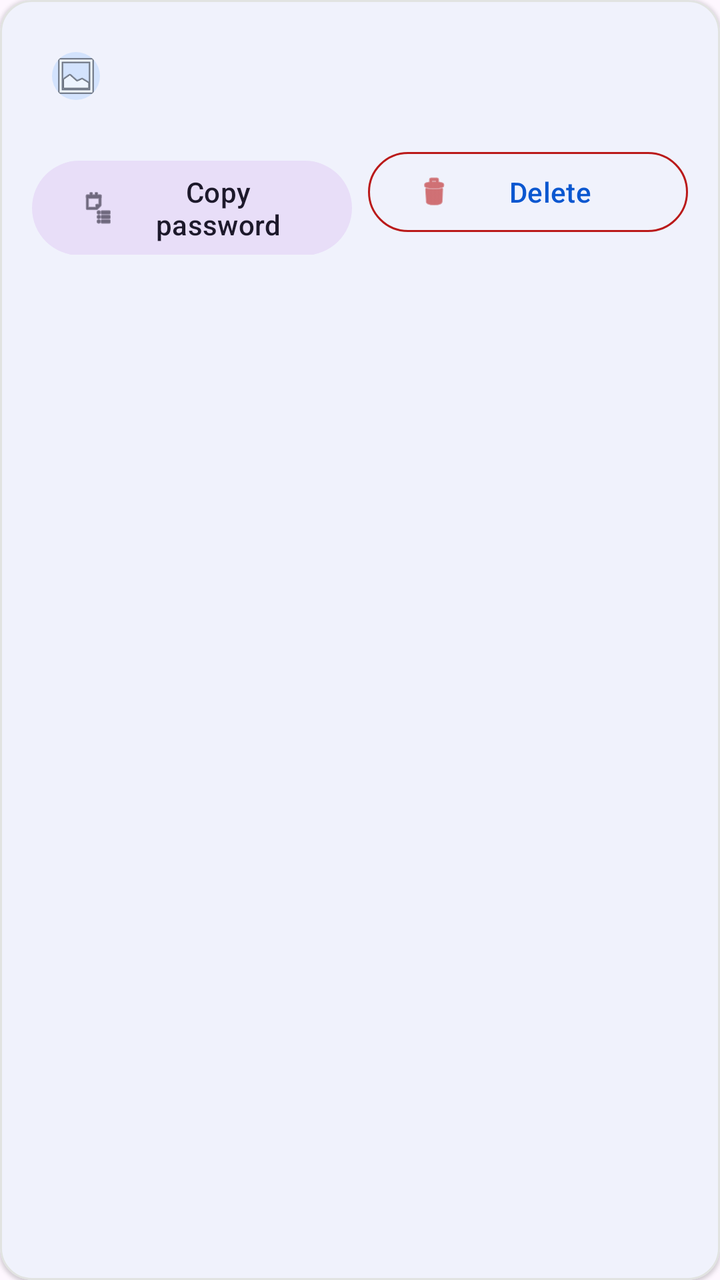
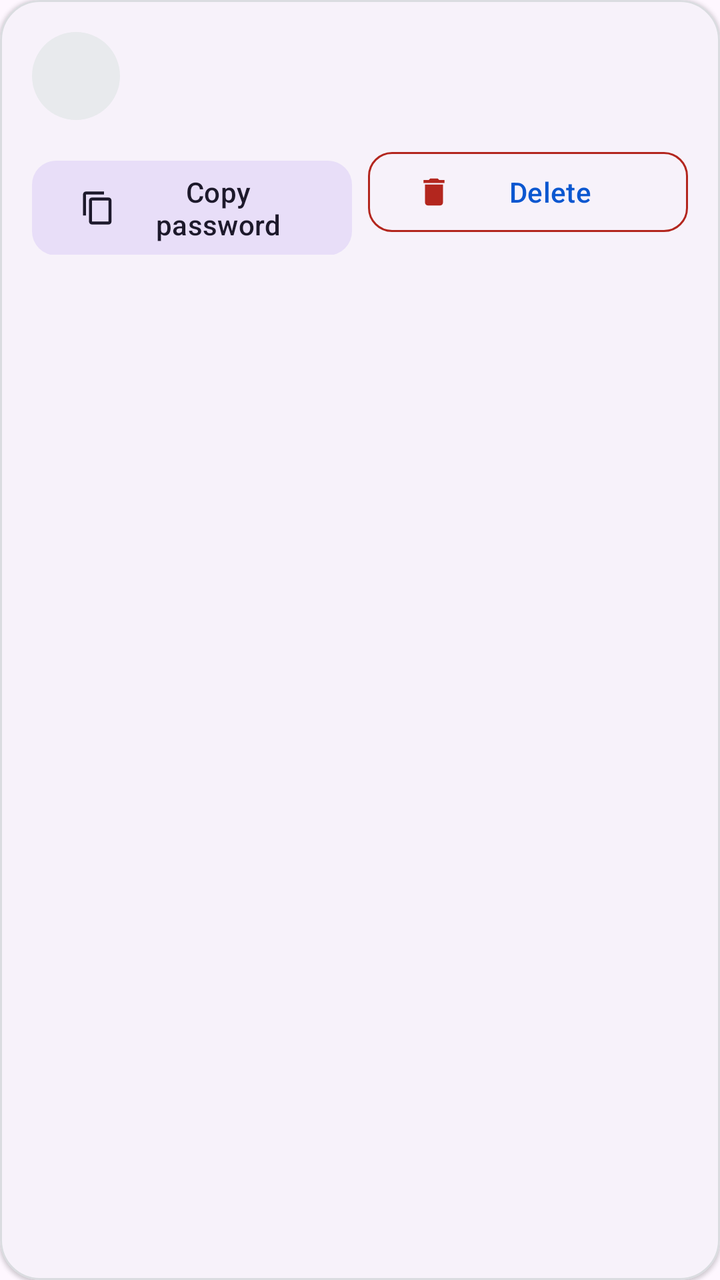

Before-and-after screenshots of an Android layout around one commit, followed by the original layout XML and the change that was made.
<!-- AndroidManifest.xml: application theme Theme.YKBrowser -->
<!-- res/layout/item_login.xml -->
<?xml version="1.0" encoding="utf-8"?>
<com.google.android.material.card.MaterialCardView xmlns:android="http://schemas.android.com/apk/res/android"
    xmlns:app="http://schemas.android.com/apk/res-auto"
    android:layout_width="match_parent"
    android:layout_height="wrap_content"
    android:layout_marginBottom="10dp"
    app:cardCornerRadius="16dp"
    app:cardElevation="1dp"
    app:strokeColor="@color/yk_outline_variant"
    app:strokeWidth="1dp">

    <LinearLayout
        android:layout_width="match_parent"
        android:layout_height="wrap_content"
        android:orientation="vertical"
        android:padding="16dp">

        <LinearLayout
            android:layout_width="match_parent"
            android:layout_height="wrap_content"
            android:orientation="horizontal"
            android:gravity="center_vertical">

            <com.google.android.material.imageview.ShapeableImageView
                android:layout_width="44dp"
                android:layout_height="44dp"
                android:src="@android:drawable/ic_menu_gallery"
                app:shapeAppearanceOverlay="@style/ShapeAppearance.Material3.Corner.Full"
                android:background="@color/yk_primary_container"
                android:padding="10dp" />

            <LinearLayout
                android:layout_width="0dp"
                android:layout_height="wrap_content"
                android:layout_weight="1"
                android:layout_marginStart="12dp"
                android:orientation="vertical">

                <TextView
                    android:id="@+id/tvHost"
                    android:layout_width="match_parent"
                    android:layout_height="wrap_content"
                    android:textSize="16sp"
                    android:textStyle="bold"
                    android:textColor="@color/yk_on_surface" />

                <TextView
                    android:id="@+id/tvUser"
                    android:layout_width="match_parent"
                    android:layout_height="wrap_content"
                    android:layout_marginTop="2dp"
                    android:textSize="14sp"
                    android:textColor="@color/yk_on_surface_variant" />

            </LinearLayout>
        </LinearLayout>

        <LinearLayout
            android:layout_width="match_parent"
            android:layout_height="wrap_content"
            android:layout_marginTop="12dp"
            android:orientation="horizontal">

            <com.google.android.material.button.MaterialButton
                android:id="@+id/btnCopy"
                style="@style/Widget.Material3.Button.TonalButton"
                android:layout_width="0dp"
                android:layout_height="wrap_content"
                android:layout_weight="1"
                android:text="Copy password"
                android:textAllCaps="false"
                app:icon="@android:drawable/ic_menu_agenda" />

            <com.google.android.material.button.MaterialButton
                android:id="@+id/btnDelete"
                style="@style/Widget.Material3.Button.OutlinedButton"
                android:layout_width="0dp"
                android:layout_height="wrap_content"
                android:layout_weight="1"
                android:layout_marginStart="8dp"
                android:text="Delete"
                android:textAllCaps="false"
                app:icon="@android:drawable/ic_menu_delete"
                app:iconTint="@color/yk_error"
                app:strokeColor="@color/yk_error" />

        </LinearLayout>

    </LinearLayout>

</com.google.android.material.card.MaterialCardView>
<!-- resources referenced by this layout -->
<resources>
  <color name="yk_error">#BA1A1A</color>
  <color name="yk_on_surface">#1A1C1E</color>
  <color name="yk_on_surface_variant">#44474E</color>
  <color name="yk_outline_variant">#E1E3E1</color>
  <color name="yk_primary_container">#D3E3FD</color>
  <style name="Theme.YKBrowser" parent="Theme.Material3.DayNight.NoActionBar">
          <item name="colorPrimary">@color/yk_primary</item>
          <item name="colorPrimaryDark">@color/yk_primary_dark</item>
          <item name="colorOnPrimary">@color/yk_on_primary</item>
          <item name="colorPrimaryContainer">@color/yk_primary_container</item>
          <item name="colorSecondary">@color/yk_secondary</item>
          <item name="colorSurface">@color/yk_surface</item>
          <item name="colorSurfaceVariant">@color/yk_surface_variant</item>
          <item name="colorOnSurface">@color/yk_on_surface</item>
          <item name="colorOnSurfaceVariant">@color/yk_on_surface_variant</item>
          <item name="colorOutline">@color/yk_outline</item>
          <item name="colorError">@color/yk_error</item>
          <item name="android:statusBarColor">@color/yk_surface</item>
          <item name="android:windowLightStatusBar">true</item>
      </style>
  <color name="yk_primary">#0B57D0</color>
  <color name="yk_primary_dark">#0842A0</color>
  <color name="yk_on_primary">#FFFFFF</color>
  <color name="yk_secondary">#4A5B71</color>
  <color name="yk_surface">#FDFBFF</color>
  <color name="yk_surface_variant">#E1E3E1</color>
  <color name="yk_outline">#C4C6D0</color>
</resources>

<!-- the commit's change to res/layout/item_login.xml (unified diff, before → after) -->
@@ -1,13 +1,10 @@
 <?xml version="1.0" encoding="utf-8"?>
 <com.google.android.material.card.MaterialCardView xmlns:android="http://schemas.android.com/apk/res/android"
     xmlns:app="http://schemas.android.com/apk/res-auto"
+    style="@style/Widget.YKBrowser.Card"
     android:layout_width="match_parent"
     android:layout_height="wrap_content"
-    android:layout_marginBottom="10dp"
-    app:cardCornerRadius="16dp"
-    app:cardElevation="1dp"
-    app:strokeColor="@color/yk_outline_variant"
-    app:strokeWidth="1dp">
+    android:layout_marginBottom="10dp">
 
     <LinearLayout
         android:layout_width="match_parent"
@@ -21,13 +18,15 @@
             android:orientation="horizontal"
             android:gravity="center_vertical">
 
-            <com.google.android.material.imageview.ShapeableImageView
+            <TextView
+                android:id="@+id/tvLetter"
                 android:layout_width="44dp"
                 android:layout_height="44dp"
-                android:src="@android:drawable/ic_menu_gallery"
-                app:shapeAppearanceOverlay="@style/ShapeAppearance.Material3.Corner.Full"
-                android:background="@color/yk_primary_container"
-                android:padding="10dp" />
+                android:gravity="center"
+                android:textSize="18sp"
+                android:textStyle="bold"
+                android:textColor="?attr/colorOnSurface"
+                android:background="@drawable/bg_favicon_circle" />
 
             <LinearLayout
                 android:layout_width="0dp"
@@ -42,7 +41,7 @@
                     android:layout_height="wrap_content"
                     android:textSize="16sp"
                     android:textStyle="bold"
-                    android:textColor="@color/yk_on_surface" />
+                    android:textColor="?attr/colorOnSurface" />
 
                 <TextView
                     android:id="@+id/tvUser"
@@ -50,7 +49,7 @@
                     android:layout_height="wrap_content"
                     android:layout_marginTop="2dp"
                     android:textSize="14sp"
-                    android:textColor="@color/yk_on_surface_variant" />
+                    android:textColor="?attr/colorOnSurfaceVariant" />
 
             </LinearLayout>
         </LinearLayout>
@@ -63,26 +62,26 @@
 
             <com.google.android.material.button.MaterialButton
                 android:id="@+id/btnCopy"
-                style="@style/Widget.Material3.Button.TonalButton"
+                style="@style/Widget.YKBrowser.Button.Tonal"
                 android:layout_width="0dp"
                 android:layout_height="wrap_content"
                 android:layout_weight="1"
                 android:text="Copy password"
                 android:textAllCaps="false"
-                app:icon="@android:drawable/ic_menu_agenda" />
+                app:icon="@drawable/ic_copy" />
 
             <com.google.android.material.button.MaterialButton
                 android:id="@+id/btnDelete"
-                style="@style/Widget.Material3.Button.OutlinedButton"
+                style="@style/Widget.YKBrowser.Button.Outlined"
                 android:layout_width="0dp"
                 android:layout_height="wrap_content"
                 android:layout_weight="1"
                 android:layout_marginStart="8dp"
                 android:text="Delete"
                 android:textAllCaps="false"
-                app:icon="@android:drawable/ic_menu_delete"
-                app:iconTint="@color/yk_error"
-                app:strokeColor="@color/yk_error" />
+                app:icon="@drawable/ic_delete"
+                app:iconTint="@color/browser_error"
+                app:strokeColor="@color/browser_error" />
 
         </LinearLayout>
 
<!-- resource entries referenced after the edit -->
@@ -1,31 +1,98 @@
 <!-- resources referenced by this layout -->
 <resources>
-  <color name="yk_error">#BA1A1A</color>
-  <color name="yk_on_surface">#1A1C1E</color>
-  <color name="yk_on_surface_variant">#44474E</color>
-  <color name="yk_outline_variant">#E1E3E1</color>
-  <color name="yk_primary_container">#D3E3FD</color>
+  <color name="browser_error">#B3261E</color>
+  <!-- drawable bg_favicon_circle (drawable) -->
+  <?xml version="1.0" encoding="utf-8"?>
+  <shape xmlns:android="http://schemas.android.com/apk/res/android"
+      android:shape="oval">
+      <solid android:color="@color/browser_surface_container_high" />
+  </shape>
+  <!-- drawable ic_copy (drawable) -->
+  <?xml version="1.0" encoding="utf-8"?>
+  <vector xmlns:android="http://schemas.android.com/apk/res/android"
+      android:width="24dp"
+      android:height="24dp"
+      android:viewportWidth="24"
+      android:viewportHeight="24">
+      <path
+          android:fillColor="#FF000000"
+          android:pathData="M16,1H4c-1.1,0 -2,0.9 -2,2v14h2V3h12V1zM19,5H8c-1.1,0 -2,0.9 -2,2v14c0,1.1 0.9,2 2,2h11c1.1,0 2,-0.9 2,-2V7c0,-1.1 -0.9,-2 -2,-2zM19,21H8V7h11v14z" />
+  </vector>
+  <!-- drawable ic_delete (drawable) -->
+  <?xml version="1.0" encoding="utf-8"?>
+  <vector xmlns:android="http://schemas.android.com/apk/res/android"
+      android:width="24dp"
+      android:height="24dp"
+      android:viewportWidth="24"
+      android:viewportHeight="24">
+      <path
+          android:fillColor="#FF000000"
+          android:pathData="M6,19c0,1.1 0.9,2 2,2h8c1.1,0 2,-0.9 2,-2V7H6v12zM19,4h-3.5l-1,-1h-5l-1,1H5v2h14V4z" />
+  </vector>
+  <style name="Widget.YKBrowser.Button.Outlined" parent="Widget.Material3.Button.OutlinedButton">
+          <item name="cornerRadius">12dp</item>
+      </style>
+  <style name="Widget.YKBrowser.Button.Tonal" parent="Widget.Material3.Button.TonalButton">
+          <item name="cornerRadius">12dp</item>
+      </style>
+  <style name="Widget.YKBrowser.Card" parent="Widget.Material3.CardView.Elevated">
+          <item name="cardCornerRadius">20dp</item>
+          <item name="cardElevation">1dp</item>
+          <item name="strokeColor">?attr/colorOutline</item>
+          <item name="strokeWidth">1dp</item>
+      </style>
   <style name="Theme.YKBrowser" parent="Theme.Material3.DayNight.NoActionBar">
-          <item name="colorPrimary">@color/yk_primary</item>
-          <item name="colorPrimaryDark">@color/yk_primary_dark</item>
-          <item name="colorOnPrimary">@color/yk_on_primary</item>
-          <item name="colorPrimaryContainer">@color/yk_primary_container</item>
-          <item name="colorSecondary">@color/yk_secondary</item>
-          <item name="colorSurface">@color/yk_surface</item>
-          <item name="colorSurfaceVariant">@color/yk_surface_variant</item>
-          <item name="colorOnSurface">@color/yk_on_surface</item>
-          <item name="colorOnSurfaceVariant">@color/yk_on_surface_variant</item>
-          <item name="colorOutline">@color/yk_outline</item>
-          <item name="colorError">@color/yk_error</item>
-          <item name="android:statusBarColor">@color/yk_surface</item>
-          <item name="android:windowLightStatusBar">true</item>
+          <item name="colorPrimary">@color/browser_primary</item>
+          <item name="colorOnPrimary">@color/browser_on_primary</item>
+          <item name="colorPrimaryContainer">@color/browser_primary_container</item>
+          <item name="colorOnPrimaryContainer">@color/browser_on_primary_container</item>
+          <item name="colorSecondary">@color/browser_secondary</item>
+          <item name="colorSurface">@color/browser_surface</item>
+          <item name="colorOnSurface">@color/browser_text_primary</item>
+          <item name="colorOnSurfaceVariant">@color/browser_text_secondary</item>
+          <item name="colorSurfaceVariant">@color/browser_surface_container</item>
+          <item name="colorSurfaceContainer">@color/browser_surface_container</item>
+          <item name="colorSurfaceContainerHigh">@color/browser_surface_container_high</item>
+          <item name="colorOutline">@color/browser_divider</item>
+          <item name="colorError">@color/browser_error</item>
+          <item name="android:statusBarColor">@color/browser_bg</item>
+          <item name="android:windowLightStatusBar">@bool/is_light_status_bar</item>
+          <item name="android:navigationBarColor">@color/browser_bg</item>
+          <item name="android:windowLightNavigationBar">@bool/is_light_status_bar</item>
+          <item name="bottomSheetDialogTheme">@style/ThemeOverlay.YKBrowser.BottomSheetDialog</item>
+          <item name="materialAlertDialogTheme">@style/ThemeOverlay.YKBrowser.Dialog</item>
       </style>
-  <color name="yk_primary">#0B57D0</color>
-  <color name="yk_primary_dark">#0842A0</color>
-  <color name="yk_on_primary">#FFFFFF</color>
-  <color name="yk_secondary">#4A5B71</color>
-  <color name="yk_surface">#FDFBFF</color>
-  <color name="yk_surface_variant">#E1E3E1</color>
-  <color name="yk_outline">#C4C6D0</color>
+  <color name="browser_surface_container_high">#E8EAED</color>
+  <color name="browser_primary">#0B57D0</color>
+  <color name="browser_on_primary">#FFFFFF</color>
+  <color name="browser_primary_container">#D3E3FD</color>
+  <color name="browser_on_primary_container">#041E49</color>
+  <color name="browser_secondary">#5F6368</color>
+  <color name="browser_surface">#FFFFFF</color>
+  <color name="browser_text_primary">#202124</color>
+  <color name="browser_text_secondary">#5F6368</color>
+  <color name="browser_surface_container">#F1F3F4</color>
+  <color name="browser_divider">#DADCE0</color>
+  <color name="browser_bg">#F8F9FA</color>
+  <style name="ThemeOverlay.YKBrowser.BottomSheetDialog" parent="ThemeOverlay.Material3.BottomSheetDialog">
+          <item name="bottomSheetStyle">@style/Widget.YKBrowser.BottomSheet</item>
+      </style>
+  <style name="ThemeOverlay.YKBrowser.Dialog" parent="ThemeOverlay.Material3.MaterialAlertDialog">
+          <item name="shapeAppearance">@style/ShapeAppearance.YKBrowser.Dialog</item>
+      </style>
+  <style name="Widget.YKBrowser.BottomSheet" parent="Widget.Material3.BottomSheet.Modal">
+          <item name="shapeAppearance">@style/ShapeAppearance.YKBrowser.BottomSheet</item>
+      </style>
+  <style name="ShapeAppearance.YKBrowser.Dialog" parent="ShapeAppearance.Material3.ExtraLargeComponent">
+          <item name="cornerFamily">rounded</item>
+          <item name="cornerSize">28dp</item>
+      </style>
+  <style name="ShapeAppearance.YKBrowser.BottomSheet" parent="ShapeAppearance.Material3.LargeComponent">
+          <item name="cornerFamily">rounded</item>
+          <item name="cornerSizeTopLeft">28dp</item>
+          <item name="cornerSizeTopRight">28dp</item>
+          <item name="cornerSizeBottomLeft">0dp</item>
+          <item name="cornerSizeBottomRight">0dp</item>
+      </style>
 </resources>
 
